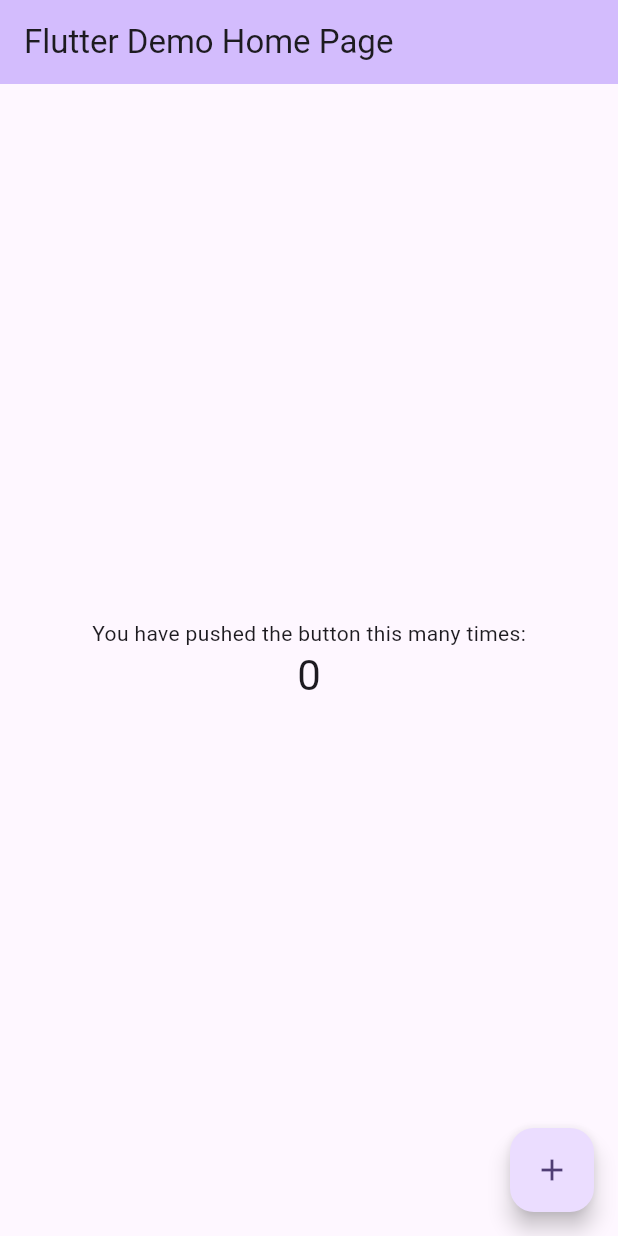
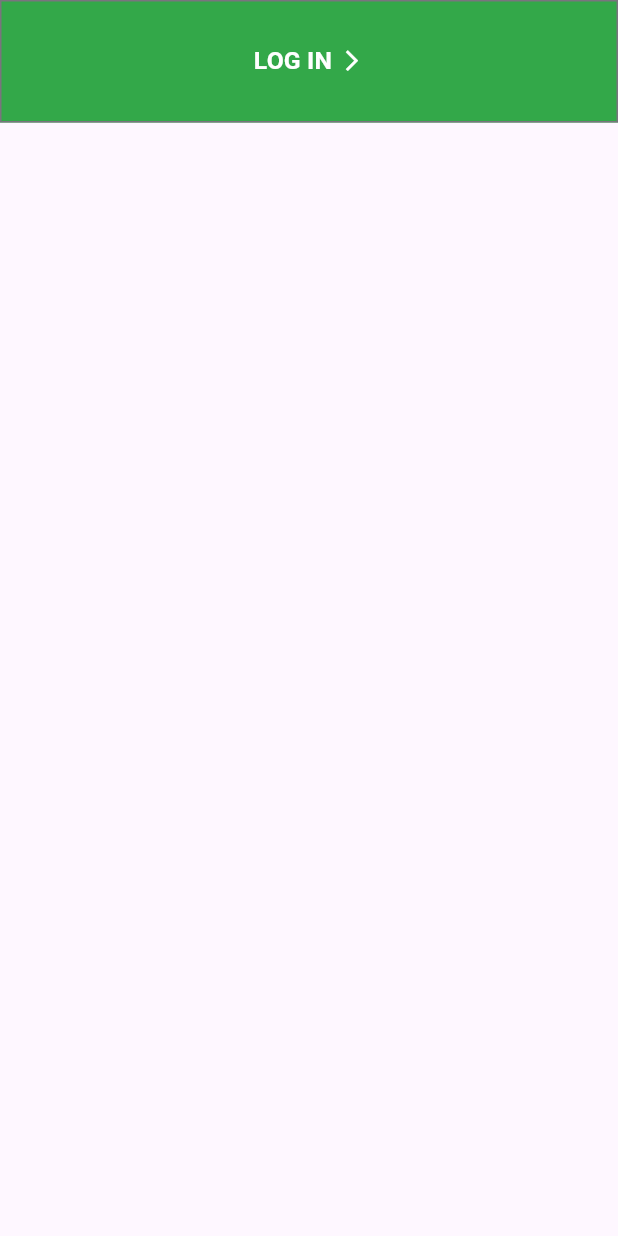
Before and after one commit to tungleswin/TAP-MG1-Scriibi, a Flutter app: the screen it shows after launch, on a phone screen of 412 x 824 dp. Run offline on Flutter 3.47's test engine with Material 3 defaults, Android fonts, the phone set to English and light mode, and no system bars.

Commit message:
create login screen layout and create login button

```diff
--- a/scriibi_app/lib/main.dart
+++ b/scriibi_app/lib/main.dart
@@ -1,125 +1,6 @@
 import 'package:flutter/material.dart';
+import 'package:scriibi_app/src/app.dart';
 
 void main() {
   runApp(const MyApp());
 }
-
-class MyApp extends StatelessWidget {
-  const MyApp({super.key});
-
-  // This widget is the root of your application.
-  @override
-  Widget build(BuildContext context) {
-    return MaterialApp(
-      title: 'Flutter Demo',
-      theme: ThemeData(
-        // This is the theme of your application.
-        //
-        // TRY THIS: Try running your application with "flutter run". You'll see
-        // the application has a purple toolbar. Then, without quitting the app,
-        // try changing the seedColor in the colorScheme below to Colors.green
-        // and then invoke "hot reload" (save your changes or press the "hot
-        // reload" button in a Flutter-supported IDE, or press "r" if you used
-        // the command line to start the app).
-        //
-        // Notice that the counter didn't reset back to zero; the application
-        // state is not lost during the reload. To reset the state, use hot
-        // restart instead.
-        //
-        // This works for code too, not just values: Most code changes can be
-        // tested with just a hot reload.
-        colorScheme: ColorScheme.fromSeed(seedColor: Colors.deepPurple),
-        useMaterial3: true,
-      ),
-      home: const MyHomePage(title: 'Flutter Demo Home Page'),
-    );
-  }
-}
-
-class MyHomePage extends StatefulWidget {
-  const MyHomePage({super.key, required this.title});
-
-  // This widget is the home page of your application. It is stateful, meaning
-  // that it has a State object (defined below) that contains fields that affect
-  // how it looks.
-
-  // This class is the configuration for the state. It holds the values (in this
-  // case the title) provided by the parent (in this case the App widget) and
-  // used by the build method of the State. Fields in a Widget subclass are
-  // always marked "final".
-
-  final String title;
-
-  @override
-  State<MyHomePage> createState() => _MyHomePageState();
-}
-
-class _MyHomePageState extends State<MyHomePage> {
-  int _counter = 0;
-
-  void _incrementCounter() {
-    setState(() {
-      // This call to setState tells the Flutter framework that something has
-      // changed in this State, which causes it to rerun the build method below
-      // so that the display can reflect the updated values. If we changed
-      // _counter without calling setState(), then the build method would not be
-      // called again, and so nothing would appear to happen.
-      _counter++;
-    });
-  }
-
-  @override
-  Widget build(BuildContext context) {
-    // This method is rerun every time setState is called, for instance as done
-    // by the _incrementCounter method above.
-    //
-    // The Flutter framework has been optimized to make rerunning build methods
-    // fast, so that you can just rebuild anything that needs updating rather
-    // than having to individually change instances of widgets.
-    return Scaffold(
-      appBar: AppBar(
-        // TRY THIS: Try changing the color here to a specific color (to
-        // Colors.amber, perhaps?) and trigger a hot reload to see the AppBar
-        // change color while the other colors stay the same.
-        backgroundColor: Theme.of(context).colorScheme.inversePrimary,
-        // Here we take the value from the MyHomePage object that was created by
-        // the App.build method, and use it to set our appbar title.
-        title: Text(widget.title),
-      ),
-      body: Center(
-        // Center is a layout widget. It takes a single child and positions it
-        // in the middle of the parent.
-        child: Column(
-          // Column is also a layout widget. It takes a list of children and
-          // arranges them vertically. By default, it sizes itself to fit its
-          // children horizontally, and tries to be as tall as its parent.
-          //
-          // Column has various properties to control how it sizes itself and
-          // how it positions its children. Here we use mainAxisAlignment to
-          // center the children vertically; the main axis here is the vertical
-          // axis because Columns are vertical (the cross axis would be
-          // horizontal).
-          //
-          // TRY THIS: Invoke "debug painting" (choose the "Toggle Debug Paint"
-          // action in the IDE, or press "p" in the console), to see the
-          // wireframe for each widget.
-          mainAxisAlignment: MainAxisAlignment.center,
-          children: <Widget>[
-            const Text(
-              'You have pushed the button this many times:',
-            ),
-            Text(
-              '$_counter',
-              style: Theme.of(context).textTheme.headlineMedium,
-            ),
-          ],
-        ),
-      ),
-      floatingActionButton: FloatingActionButton(
-        onPressed: _incrementCounter,
-        tooltip: 'Increment',
-        child: const Icon(Icons.add),
-      ), // This trailing comma makes auto-formatting nicer for build methods.
-    );
-  }
-}
--- /dev/null
+++ b/scriibi_app/lib/src/app.dart
@@ -0,0 +1,17 @@
+import 'package:flutter/material.dart';
+import 'package:scriibi_app/src/features/log_in/login_screen.dart';
+
+class MyApp extends StatelessWidget {
+  const MyApp({super.key});
+
+  @override
+  Widget build(BuildContext context) {
+    return MaterialApp(
+      title: '',
+      theme: ThemeData(
+        primarySwatch: Colors.grey,
+      ),
+      home: const LoginScreen(),
+    );
+  }
+}
--- /dev/null
+++ b/scriibi_app/lib/src/features/log_in/login_screen.dart
@@ -0,0 +1,22 @@
+import 'package:flutter/material.dart';
+import 'widgets/login_button.dart';
+
+class LoginScreen extends StatelessWidget {
+  const LoginScreen({super.key});
+
+  @override
+  Widget build(BuildContext context) {
+    // get the size of the screen
+    final Size screenSize = MediaQuery.of(context).size;
+
+    return Scaffold(
+      body: Container(
+        child: const Column(
+          children: [
+            LoginButton(),
+          ],
+        ),
+      ),
+    );
+  }
+}
--- /dev/null
+++ b/scriibi_app/lib/src/features/log_in/widgets/login_button.dart
@@ -0,0 +1,46 @@
+import 'package:flutter/material.dart';
+
+class LoginButton extends StatelessWidget {
+  const LoginButton({super.key});
+
+  @override
+  Widget build(BuildContext context) {
+    final Size boxSize = MediaQuery.of(context).size;
+
+    return OutlinedButton(
+      onPressed: () {
+        // TODO: add authentication function here
+      },
+      style: ButtonStyle(
+          backgroundColor: MaterialStateProperty.all<Color>(Color(0xFF33A849)),
+          padding: MaterialStateProperty.all<EdgeInsets>(
+            EdgeInsets.symmetric(
+                vertical: boxSize.height * 0.035,
+                horizontal: boxSize.width * 0),
+          ),
+          shape: MaterialStateProperty.all<RoundedRectangleBorder>(
+              RoundedRectangleBorder(
+            borderRadius: BorderRadius.circular(0),
+          ))),
+      child: Row(
+        mainAxisAlignment: MainAxisAlignment.center,
+        children: [
+          Text(
+            'LOG IN',
+            style: TextStyle(
+              fontSize: boxSize.height * 0.02,
+              fontWeight: FontWeight.bold,
+              color: Colors.white,
+            ),
+          ),
+          const SizedBox(width: 5),
+          Icon(
+            Icons.arrow_forward_ios,
+            color: Colors.white,
+            size: boxSize.height * 0.02,
+          ),
+        ],
+      ),
+    );
+  }
+}
```
Also changed, not shown: scriibi_app/lib/src/features/log_in/log_in_screen.dart (deleted, +0 -22 lines), scriibi_app/lib/src/features/log_in/login_state.dart (added, +45 -0 lines), scriibi_app/lib/src/features/log_in/log_in_state.dart (deleted), scriibi_app/lib/src/features/log_in/log_in_validation.dart (deleted), scriibi_app/lib/src/features/log_in/login_validation.dart (added), 1 other file.
